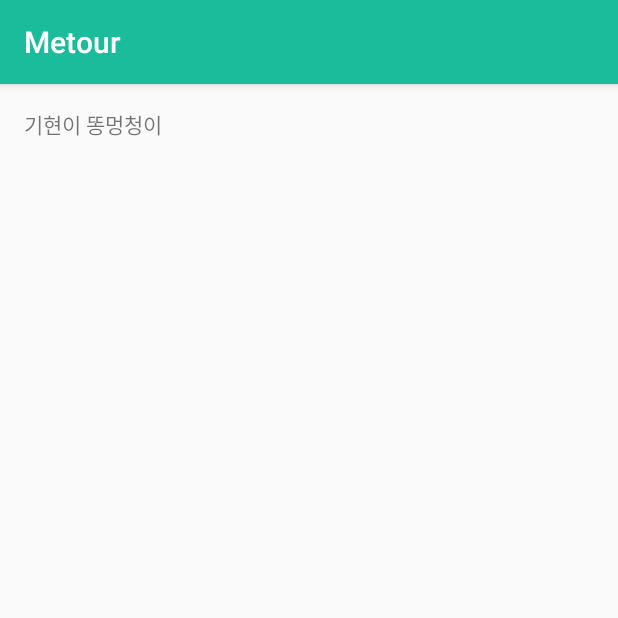
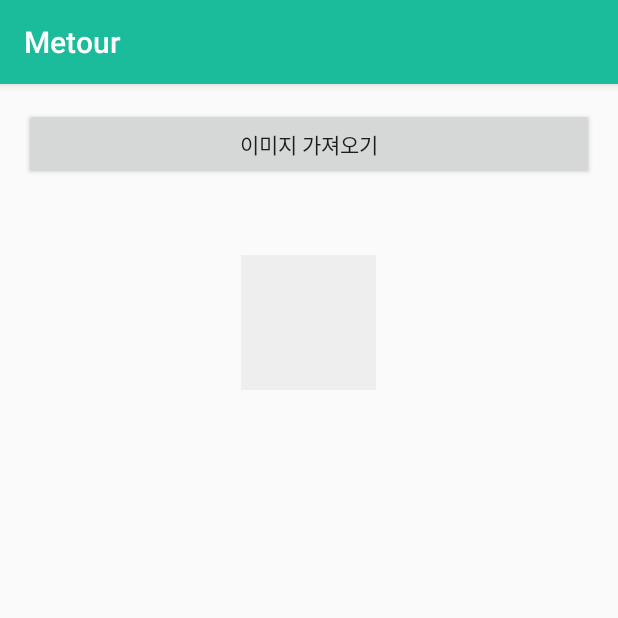
Before and after one commit to kanu1018/m_meto, an Android app: the screen it shows after launch (meto_MainActivity), on a phone screen of 412 x 824 dp, the top half of it. Run offline under Robolectric (Android 15) with nearby library versions, the phone set to English and light mode, and no system bars.

Commit message:
카메라, 갤러리 연동

```diff
--- a/app/src/main/AndroidManifest.xml
+++ b/app/src/main/AndroidManifest.xml
@@ -1,6 +1,11 @@
 <?xml version="1.0" encoding="utf-8"?>
 <manifest xmlns:android="http://schemas.android.com/apk/res/android"
     package="com.kitri.meto.m.metour">
+
+    <uses-permission
+        android:name="android.permission.CAMERA" />
+    <uses-permission
+        android:name="android.permission.WRITE_EXTERNAL_STORAGE" />
 
     <application
         android:allowBackup="true"
--- a/app/src/main/res/layout/main.xml
+++ b/app/src/main/res/layout/main.xml
@@ -1,5 +1,5 @@
 <?xml version="1.0" encoding="utf-8"?>
-<RelativeLayout xmlns:android="http://schemas.android.com/apk/res/android"
+<LinearLayout xmlns:android="http://schemas.android.com/apk/res/android"
     xmlns:tools="http://schemas.android.com/tools"
     android:layout_width="match_parent"
     android:layout_height="match_parent"
@@ -7,10 +7,21 @@
     android:paddingLeft="@dimen/activity_horizontal_margin"
     android:paddingRight="@dimen/activity_horizontal_margin"
     android:paddingTop="@dimen/activity_vertical_margin"
-    tools:context="com.kitri.meto.m.metour.meto_MainActivity">
+    tools:context="com.kitri.meto.m.metour.meto_MainActivity"
+    android:orientation="vertical">
 
-    <TextView
-        android:layout_width="wrap_content"
+    <Button
+        android:id="@+id/button"
+        android:layout_width="fill_parent"
         android:layout_height="wrap_content"
-        android:text="기현이 똥멍청이" />
-</RelativeLayout>
+        android:text="이미지 가져오기"
+        />
+    <ImageView
+        android:id="@+id/image"
+        android:layout_width="90dp"
+        android:layout_height="90dp"
+        android:layout_gravity="center"
+        android:layout_margin="50dp"
+        android:background="#eee"
+        />
+</LinearLayout>
```
Also changed, not shown: app/src/main/java/com/kitri/meto/m/metour/meto_MainActivity.java (+165 -3 lines).
